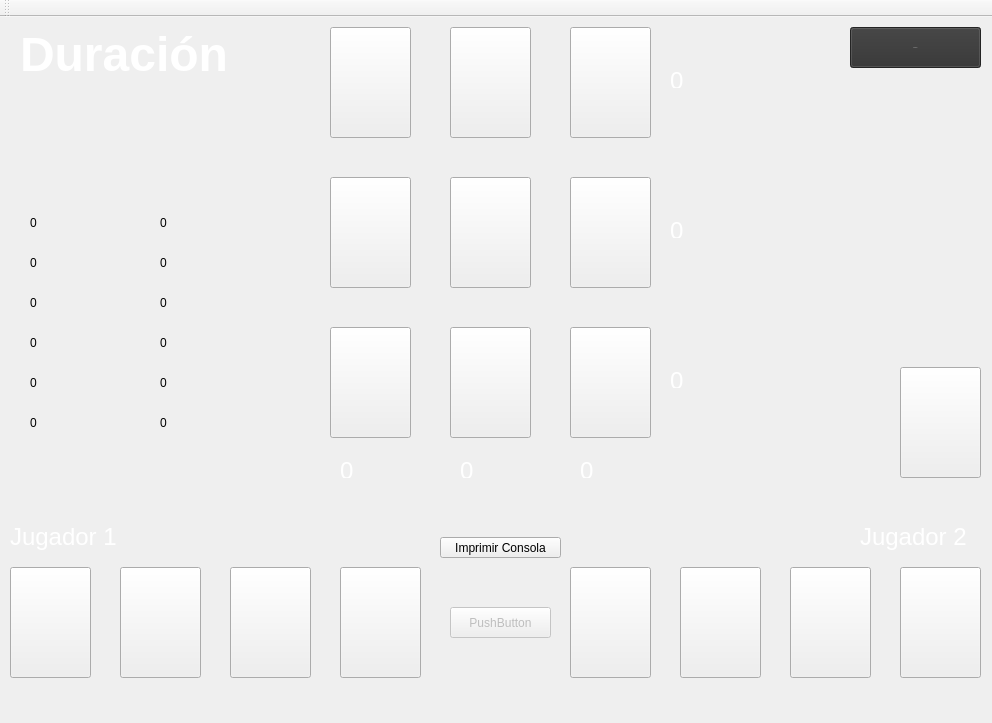
RARUTO21/ED2016Dracula, file JuegoDracula/juego.ui: the form before one commit.
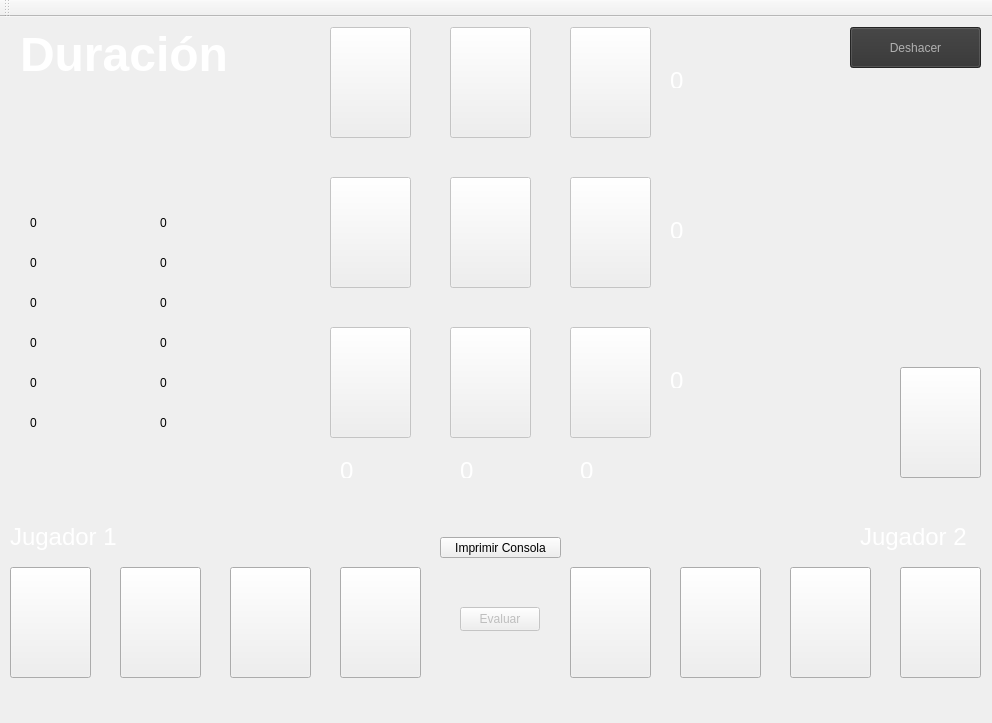
The form after the commit. Icons and pictures are not drawn.

```diff
--- a/JuegoDracula/juego.ui
+++ b/JuegoDracula/juego.ui
@@ -37,6 +37,9 @@
   </property>
   <widget class="QWidget" name="centralWidget">
    <widget class="QPushButton" name="btnMatriz1">
+    <property name="enabled">
+     <bool>false</bool>
+    </property>
     <property name="geometry">
      <rect>
       <x>330</x>
@@ -63,6 +66,9 @@
     </property>
    </widget>
    <widget class="QPushButton" name="btnMatriz2">
+    <property name="enabled">
+     <bool>false</bool>
+    </property>
     <property name="geometry">
      <rect>
       <x>450</x>
@@ -89,6 +95,9 @@
     </property>
    </widget>
    <widget class="QPushButton" name="btnMatriz3">
+    <property name="enabled">
+     <bool>false</bool>
+    </property>
     <property name="geometry">
      <rect>
       <x>570</x>
@@ -116,7 +125,7 @@
    </widget>
    <widget class="QPushButton" name="btnMatriz5">
     <property name="enabled">
-     <bool>true</bool>
+     <bool>false</bool>
     </property>
     <property name="geometry">
      <rect>
@@ -140,6 +149,9 @@
     </property>
    </widget>
    <widget class="QPushButton" name="btnMatriz6">
+    <property name="enabled">
+     <bool>false</bool>
+    </property>
     <property name="geometry">
      <rect>
       <x>570</x>
@@ -166,6 +178,9 @@
     </property>
    </widget>
    <widget class="QPushButton" name="btnMatriz4">
+    <property name="enabled">
+     <bool>false</bool>
+    </property>
     <property name="geometry">
      <rect>
       <x>330</x>
@@ -192,6 +207,9 @@
     </property>
    </widget>
    <widget class="QPushButton" name="btnMatriz8">
+    <property name="enabled">
+     <bool>false</bool>
+    </property>
     <property name="geometry">
      <rect>
       <x>450</x>
@@ -218,6 +236,9 @@
     </property>
    </widget>
    <widget class="QPushButton" name="btnMatriz9">
+    <property name="enabled">
+     <bool>false</bool>
+    </property>
     <property name="geometry">
      <rect>
       <x>570</x>
@@ -244,6 +265,9 @@
     </property>
    </widget>
    <widget class="QPushButton" name="btnMatriz7">
+    <property name="enabled">
+     <bool>false</bool>
+    </property>
     <property name="geometry">
      <rect>
       <x>330</x>
@@ -611,9 +635,7 @@
      </palette>
     </property>
     <property name="font">
-     <font>
-      <pointsize>-1</pointsize>
-     </font>
+     <font/>
     </property>
     <property name="autoFillBackground">
      <bool>false</bool>
@@ -824,22 +846,6 @@
      <string>&lt;html&gt;&lt;head/&gt;&lt;body&gt;&lt;p&gt;&lt;span style=&quot; font-size:18pt; color:#ffffff;&quot;&gt;0&lt;/span&gt;&lt;/p&gt;&lt;/body&gt;&lt;/html&gt;</string>
     </property>
    </widget>
-   <widget class="QPushButton" name="btnEvalua">
-    <property name="enabled">
-     <bool>false</bool>
-    </property>
-    <property name="geometry">
-     <rect>
-      <x>450</x>
-      <y>590</y>
-      <width>101</width>
-      <height>31</height>
-     </rect>
-    </property>
-    <property name="text">
-     <string>PushButton</string>
-    </property>
-   </widget>
    <widget class="QPushButton" name="ImprimeConsola">
     <property name="geometry">
      <rect>
@@ -1009,6 +1015,22 @@
      <string>0</string>
     </property>
    </widget>
+   <widget class="QPushButton" name="btnEvalua">
+    <property name="enabled">
+     <bool>false</bool>
+    </property>
+    <property name="geometry">
+     <rect>
+      <x>460</x>
+      <y>590</y>
+      <width>80</width>
+      <height>24</height>
+     </rect>
+    </property>
+    <property name="text">
+     <string>Evaluar</string>
+    </property>
+   </widget>
   </widget>
   <widget class="QMenuBar" name="menuBar">
    <property name="geometry">
```
Left out of the diff: 38 changed lines with no effect on the pictures.
